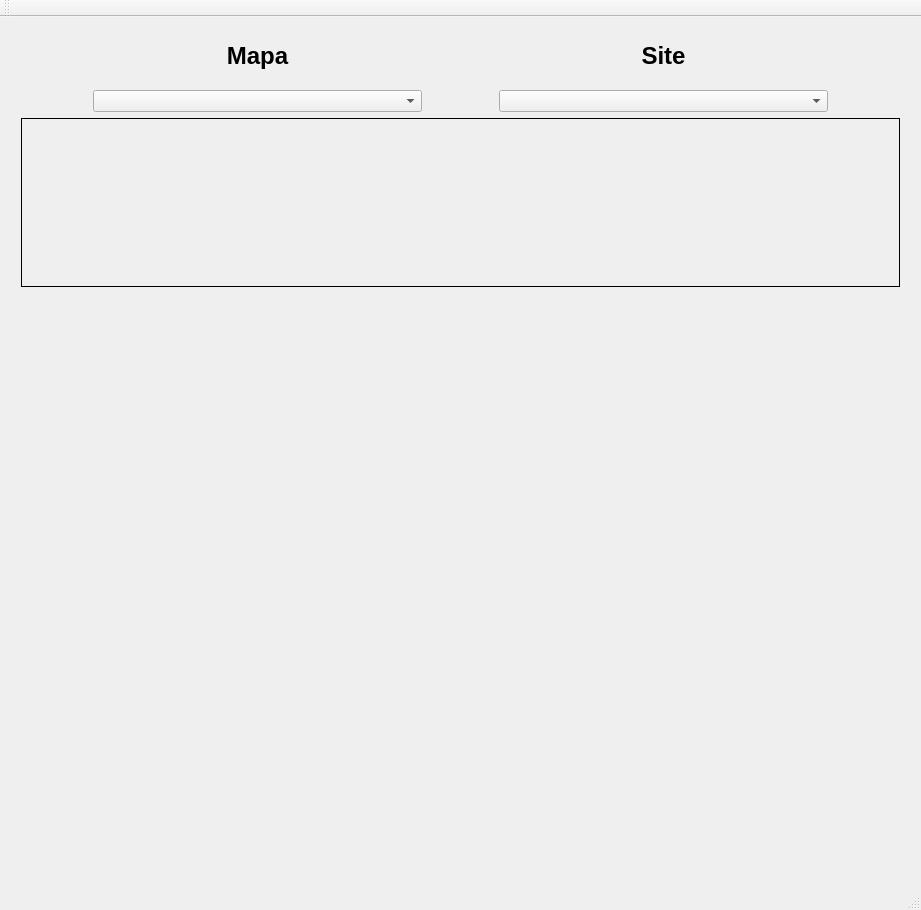
Old version of the form R6Tools.ui in the repository Machenta/R6Tools.
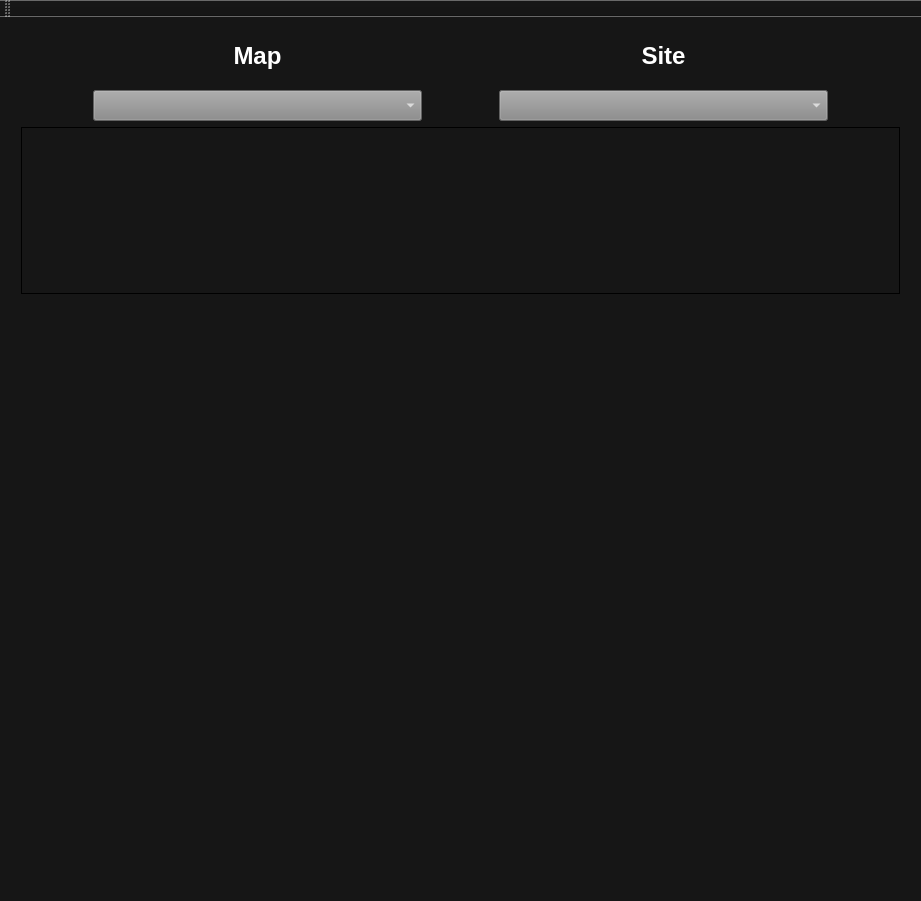
New version of the form.

Patch:
```diff
--- a/R6Tools.ui
+++ b/R6Tools.ui
@@ -7,7 +7,7 @@
     <x>0</x>
     <y>0</y>
     <width>921</width>
-    <height>910</height>
+    <height>901</height>
    </rect>
   </property>
   <property name="sizePolicy">
@@ -19,6 +19,9 @@
   <property name="windowTitle">
    <string>R6Tools</string>
   </property>
+  <property name="styleSheet">
+   <string notr="true">background-color: rgb(22, 22, 22);</string>
+  </property>
   <widget class="QWidget" name="centralWidget">
    <property name="sizePolicy">
     <sizepolicy hsizetype="Expanding" vsizetype="Expanding">
@@ -48,6 +51,9 @@
      </rect>
     </property>
     <layout class="QGridLayout" name="gridLayout">
+     <property name="sizeConstraint">
+      <enum>QLayout::SetNoConstraint</enum>
+     </property>
      <item row="0" column="1">
       <widget class="QLabel" name="map">
        <property name="sizePolicy">
@@ -68,8 +74,11 @@
          <bold>true</bold>
         </font>
        </property>
+       <property name="styleSheet">
+        <string notr="true">color: rgb(255, 255, 255);</string>
+       </property>
        <property name="text">
-        <string>Mapa</string>
+        <string>Map</string>
        </property>
        <property name="alignment">
         <set>Qt::AlignCenter</set>
@@ -84,6 +93,16 @@
          <verstretch>1</verstretch>
         </sizepolicy>
        </property>
+       <property name="font">
+        <font>
+         <pointsize>14</pointsize>
+         <bold>true</bold>
+        </font>
+       </property>
+       <property name="styleSheet">
+        <string notr="true">background-color: rgb(136, 136, 136);
+color: rgb(255, 255, 255);</string>
+       </property>
       </widget>
      </item>
      <item row="1" column="3">
@@ -94,6 +113,16 @@
          <verstretch>1</verstretch>
         </sizepolicy>
        </property>
+       <property name="font">
+        <font>
+         <pointsize>14</pointsize>
+         <bold>true</bold>
+        </font>
+       </property>
+       <property name="styleSheet">
+        <string notr="true">background-color: rgb(136, 136, 136);
+color: rgb(255, 255, 255);</string>
+       </property>
       </widget>
      </item>
      <item row="0" column="3">
@@ -116,6 +145,9 @@
          <bold>true</bold>
         </font>
        </property>
+       <property name="styleSheet">
+        <string notr="true">color: rgb(255, 255, 255);</string>
+       </property>
        <property name="text">
         <string>Site</string>
        </property>
```
